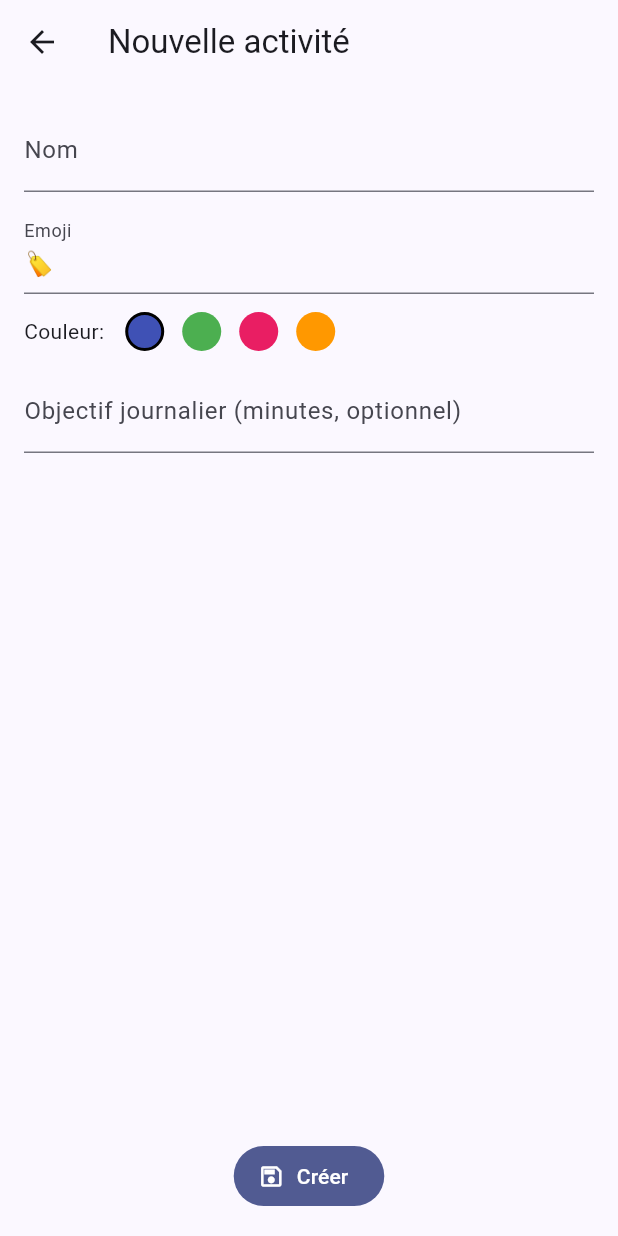
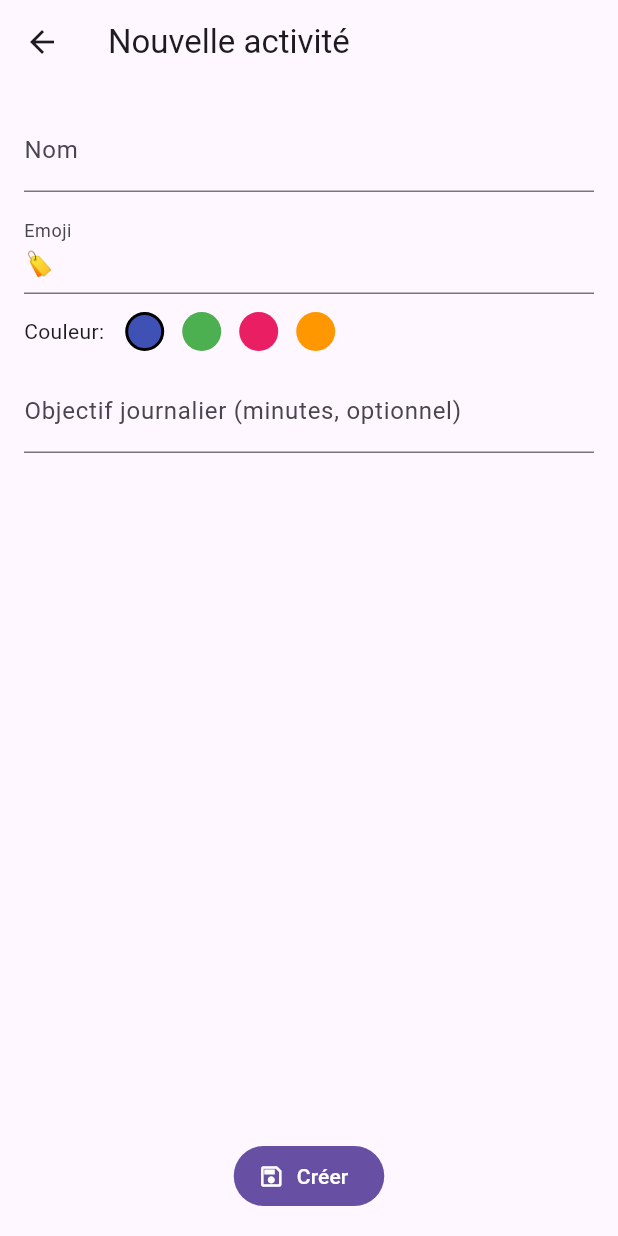
Before and after one commit to quiragon-coder/Timer, a Flutter app: the screen it shows after launch, after a tap on "Ajouter", on a phone screen of 412 x 824 dp. Run offline on Flutter 3.47's test engine with Material 3 defaults, Android fonts, the phone set to English and light mode, and no system bars; our stand-ins replace fl_chart, flutter_riverpod.

Commit message:
chore: maintenance

```diff
--- a/lib/main.dart
+++ b/lib/main.dart
@@ -1,9 +1,14 @@
 import 'package:flutter/material.dart';
 import 'package:flutter_riverpod/flutter_riverpod.dart';
+
 import 'pages/activities_list_page.dart';
 
 void main() {
-  runApp(const ProviderScope(child: HabitsApp()));
+  runApp(
+    const ProviderScope(
+      child: HabitsApp(),
+    ),
+  );
 }
 
 class HabitsApp extends StatelessWidget {
@@ -13,7 +18,11 @@ class HabitsApp extends StatelessWidget {
   Widget build(BuildContext context) {
     return MaterialApp(
       title: 'Habits Timer',
-      theme: ThemeData(useMaterial3: true, colorSchemeSeed: Colors.indigo),
+      debugShowCheckedModeBanner: false,
+      theme: ThemeData(
+        primarySwatch: Colors.indigo,
+        useMaterial3: true,
+      ),
       home: const ActivitiesListPage(),
     );
   }
```
